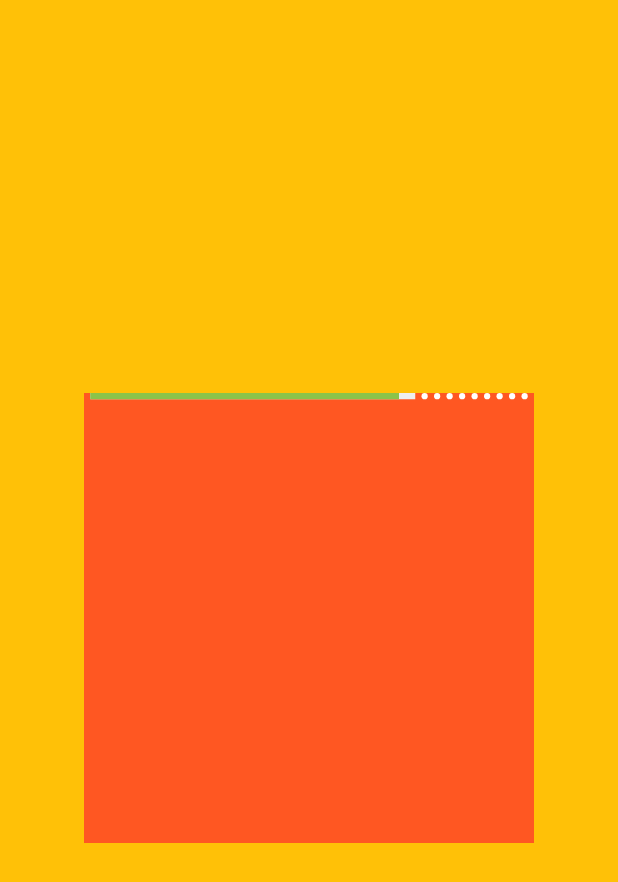
After one commit to LPxfdDpp/dart_study, a Flutter app: the ProcessWithCircle01 screen opened directly, on a phone screen of 412 x 824 dp. The commit adds this screen. Shown: the top 882 px of the screen. Run offline on Flutter 3.47's test engine with Material 2 defaults, Android fonts, the phone set to English and light mode, and no system bars; our stand-ins replace bloc, built_collection, built_value, dio, flutter_bloc, rxdart; generated files the repository leaves out were written again.

Commit message:
画个进度条 弄完

```diff
--- a/phone_study/lib/basic_use_of_flutter/route/ownRouteGenerator.dart
+++ b/phone_study/lib/basic_use_of_flutter/route/ownRouteGenerator.dart
@@ -19,6 +19,7 @@ import 'package:phone_study/show_demo/alphabet_scroll/alphabet_scroll_01.dart';
 import 'package:phone_study/show_demo/book_page_turning/style_01.dart';
 import 'package:phone_study/show_demo/calender/calender_01.dart';
 import 'package:phone_study/show_demo/customPainter/customerPainter_01.dart';
+import 'package:phone_study/show_demo/customPainter/process_with_circle_01.dart';
 import 'package:phone_study/show_demo/customPainter/regular_pentagon_01.dart';
 import 'package:phone_study/show_demo/popup_menu/popupMenu_01.dart';
 import 'package:phone_study/show_demo/simple_quadratic_bezier/simple_quadratic_bezier_01.dart';
@@ -52,6 +53,7 @@ class OwnRouteGenerator {
         ///customPainer
 //          show = CustomerPainter01();
 //          show = RegularPentagon01();
+//          show = ProcessWithCircle01();
         ///日历
 //            show = Calender01();
         ///贝塞尔曲线
--- /dev/null
+++ b/phone_study/lib/show_demo/customPainter/process_with_circle_01.dart
@@ -0,0 +1,133 @@
+import 'package:flutter/material.dart';
+
+
+
+///
+///
+///   已经显示的     |---------------------|  尚未显示的
+///      o o        |  进度条              | o o o o o o
+///                 |---------------------|
+///
+class ProcessWithCircle01 extends StatefulWidget {
+  @override
+  _ProcessWithCircle01State createState() => _ProcessWithCircle01State();
+}
+
+class _ProcessWithCircle01State extends State<ProcessWithCircle01> with SingleTickerProviderStateMixin {
+
+
+  AnimationController _animationController;
+  int _alreadyShowed = 0;
+
+  @override
+  void initState() {
+    super.initState();
+    _animationController = AnimationController(vsync: this,lowerBound: 0,upperBound: 1,duration: Duration(seconds: 2));
+    _animationController.addListener(() {
+      setState(() {
+        if(_animationController.isCompleted){
+          if(_alreadyShowed < 9){
+            _alreadyShowed++;
+            _animationController.reset();
+            _animationController.forward();
+          }
+        }
+      });
+    });
+    _animationController.forward();
+  }
+
+  @override
+  void dispose() {
+    super.dispose();
+    _animationController.dispose();
+  }
+
+  @override
+  Widget build(BuildContext context) {
+    return Scaffold(
+      backgroundColor: Colors.amber,
+      resizeToAvoidBottomInset:true,
+      body: Center(
+        child: Container(
+          width: 300,
+          height: 300,
+          color: Colors.deepOrange,
+          child: CustomPaint(
+            painter: MyPainer(dianShu:9,alreadyShowed: _alreadyShowed,jingdu: _animationController.value),
+          ),
+        ),
+      ),
+    );
+  }
+}
+class MyPainer extends CustomPainter {
+
+  //总点的个数
+  final dianShu;
+  //已经显示的点
+  final int alreadyShowed;
+  //当前进度 百分比
+  final jingdu;
+
+  MyPainer({this.dianShu,this.alreadyShowed,this.jingdu});
+
+  @override
+  void paint(Canvas canvas, Size size) {
+    print(size.height);
+
+    //点的总宽度
+    var dianWidth = size.width/8;
+    //每个点的宽度 也即是他们的高度 也即是控件的高度
+    var eachWH = dianWidth/(dianShu);
+    //进度bar的总宽度
+    var totalProgress;
+    if(alreadyShowed != null) {
+      totalProgress = size.width - eachWH*(dianShu+dianShu+2);//需要给空间
+    }else{
+      totalProgress = size.width - eachWH*(dianShu+dianShu+1);
+    }
+    //进度的宽度
+    var jingDuProcess = totalProgress*jingdu;
+
+    //圆圈的笔
+    var pain = Paint()
+      ..style = PaintingStyle.fill
+      ..strokeCap = StrokeCap.round
+      ..color = Colors.white
+      ..strokeWidth = 1.0;
+    //全部进度条
+    var totalProgressPain = Paint()
+      ..style = PaintingStyle.fill
+      ..strokeCap = StrokeCap.round
+      ..color = Colors.grey[200]
+      ..strokeWidth = 1.0;
+    //当前进度条
+    var jingDuProcessPain = Paint()
+      ..style = PaintingStyle.fill
+      ..strokeCap = StrokeCap.round
+      ..color = Colors.lightGreen
+      ..strokeWidth = 1.0;
+
+    //循环画左边的圈
+    var temp = 0;
+    while(temp<alreadyShowed){
+      canvas.drawOval(Rect.fromCircle(center:Offset((2*temp+1)*eachWH+eachWH/2, eachWH/2),radius: eachWH/2), pain);
+      temp++;
+    }
+    //画进度条背景
+    canvas.drawRect(Rect.fromLTWH((alreadyShowed+alreadyShowed+1)*eachWH, 0, totalProgress, eachWH), totalProgressPain);
+    //画进度条进度
+    canvas.drawRect(Rect.fromLTWH((alreadyShowed+alreadyShowed+1)*eachWH, 0, jingDuProcess, eachWH), jingDuProcessPain);
+    //循环画右边的圈
+    temp = 0;
+    while(temp<dianShu-alreadyShowed){
+      canvas.drawOval(Rect.fromCircle(center:Offset(((alreadyShowed+alreadyShowed+1)*eachWH)+totalProgress+((2*temp+1)*eachWH+eachWH/2), eachWH/2),radius: eachWH/2), pain);
+      temp++;
+    }
+  }
+
+  @override
+  bool shouldRepaint(CustomPainter oldDelegate) => true;
+
+}
```
Also changed, not shown: phone_study/lib/pre/pre.dart (+3 -73 lines), 2 other files.
